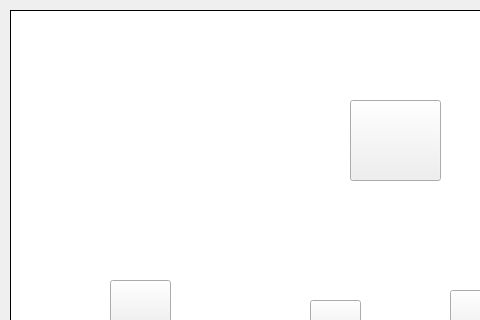
Qt form Shrek/mainwindow.ui (AEatonJones/ZorkGuiGame) before a commit; both pictures show x 0 to 480 and y 0 to 320 of the 866 by 435 pixel window.
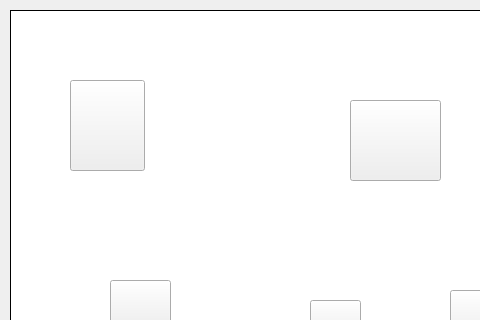
The same form after that commit. Icons and pictures are not drawn.

The edit to the form file:
```diff
--- a/Shrek/mainwindow.ui
+++ b/Shrek/mainwindow.ui
@@ -249,6 +249,22 @@
      <string/>
     </property>
    </widget>
+   <widget class="QPushButton" name="pussBTN">
+    <property name="geometry">
+     <rect>
+      <x>70</x>
+      <y>80</y>
+      <width>75</width>
+      <height>91</height>
+     </rect>
+    </property>
+    <property name="styleSheet">
+     <string notr="true">border-image: url(:/images/pussinboots.png);</string>
+    </property>
+    <property name="text">
+     <string/>
+    </property>
+   </widget>
   </widget>
   <widget class="QStatusBar" name="statusBar"/>
  </widget>
```
